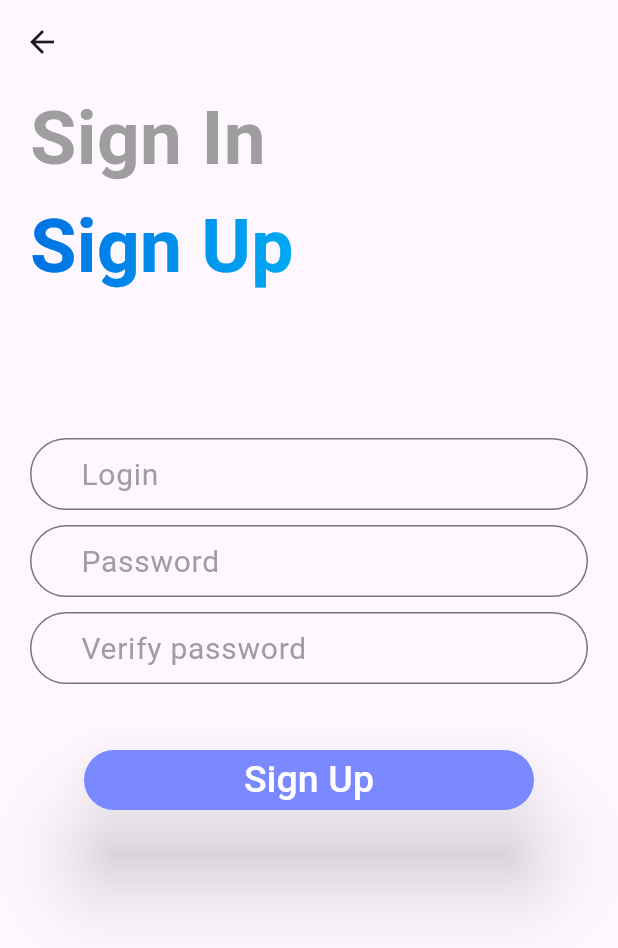
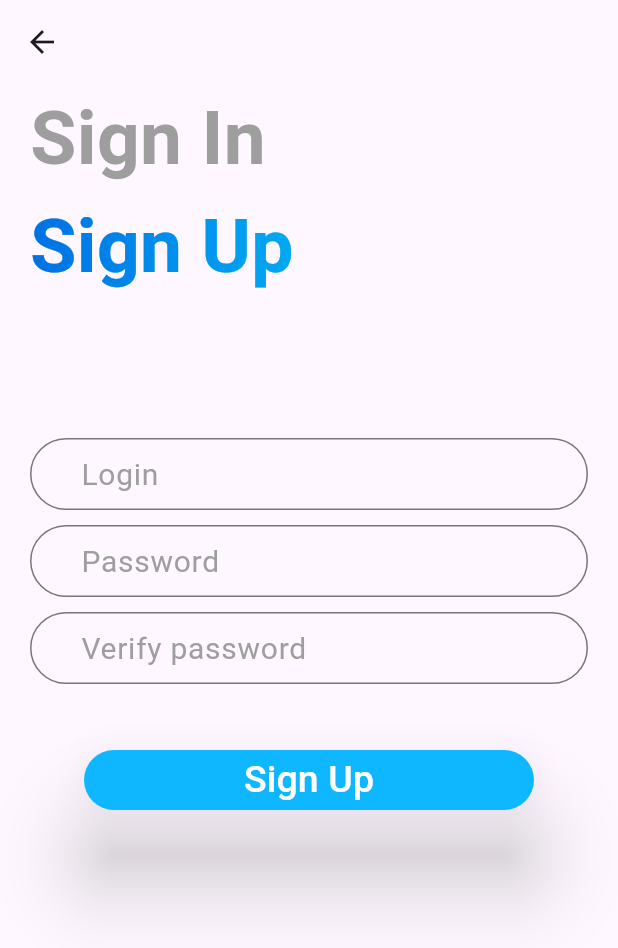
Before and after one commit to angelvlch/Flutter_Auth, a Flutter app: the RegistrationPageScreen screen opened by its route, on a phone screen of 412 x 824 dp. Shown: the top 948 px of the screen. Run offline on Flutter 3.47's test engine with Material 3 defaults, Android fonts, the phone set to English and light mode, and no system bars.

```diff
--- a/lib/features/auth_page/widgets/widgets.dart
+++ b/lib/features/auth_page/widgets/widgets.dart
@@ -1,3 +1,4 @@
 export 'text.dart';
 export 'forgot_password_label.dart';
 export 'botton_sign_in.dart';
+export 'botton_sign_up.dart';
--- a/lib/features/registration_page/view/registration_page_screen.dart
+++ b/lib/features/registration_page/view/registration_page_screen.dart
@@ -97,40 +97,7 @@ class _RegistrationPageScreenState extends State<RegistrationPageScreen> {
                   top: 40,
                 ),
               ),
-              Center(
-                child: Container(
-                  width: 300,
-                  child: ElevatedButton(
-                    style: ElevatedButton.styleFrom(
-                      elevation: 25,
-                      backgroundColor: Color.fromARGB(255, 122, 137, 255),
-                      shape: RoundedRectangleBorder(
-                        borderRadius: BorderRadius.circular(20.0),
-                      ),
-                      shadowColor: Colors.black,
-                    ),
-                    onPressed: () {
-                      if (_formKey.currentState!.validate()) {
-                        ScaffoldMessenger.of(context).showSnackBar(
-                          SnackBar(
-                            content: Text("Data accepted"),
-                            backgroundColor: Colors.green[400],
-                          ),
-                        );
-                      }
-                    },
-                    child: const Text(
-                      "Sign Up",
-                      textDirection: TextDirection.ltr,
-                      style: TextStyle(
-                        color: Colors.white,
-                        fontSize: 25,
-                        fontFamily: 'Roboto',
-                      ),
-                    ),
-                  ),
-                ),
-              ),
+              buttonSignUp(_formKey, context),
             ],
           ),
         ),
--- /dev/null
+++ b/lib/features/registration_page/widgets/buttonSignUp.dart
@@ -0,0 +1,38 @@
+import 'package:flutter/material.dart';
+
+Center buttonSignUp(GlobalKey<FormState> _formKey, BuildContext context) {
+  return Center(
+    child: Container(
+      width: 300,
+      child: ElevatedButton(
+        style: ElevatedButton.styleFrom(
+          elevation: 25,
+          backgroundColor: Color.fromRGBO(14, 183, 255, 1),
+          shape: RoundedRectangleBorder(
+            borderRadius: BorderRadius.circular(20.0),
+          ),
+          shadowColor: Colors.black,
+        ),
+        onPressed: () {
+          if (_formKey.currentState!.validate()) {
+            ScaffoldMessenger.of(context).showSnackBar(
+              SnackBar(
+                content: Text("Data accepted"),
+                backgroundColor: Colors.green[400],
+              ),
+            );
+          }
+        },
+        child: const Text(
+          "Sign Up",
+          textDirection: TextDirection.ltr,
+          style: TextStyle(
+            color: Colors.white,
+            fontSize: 25,
+            fontFamily: 'Roboto',
+          ),
+        ),
+      ),
+    ),
+  );
+}
--- a/lib/features/registration_page/widgets/widgets.dart
+++ b/lib/features/registration_page/widgets/widgets.dart
@@ -1 +1,2 @@
 export 'label.dart';
+export 'buttonSignUp.dart';
--- a/lib/router/router.dart
+++ b/lib/router/router.dart
@@ -1,7 +1,9 @@
 import 'package:auth/features/auth_page/auth_page.dart';
+import 'package:auth/features/empty_page/empty_page_screen.dart';
 import 'package:auth/features/registration_page/registration_page.dart';
 
 final routes = {
   '/': (context) => AuthPageScreen(),
   '/registration': (context) => RegistrationPageScreen(),
+  '/page': (context) => EmptyPageScreen(),
 };
```
Also changed, not shown: lib/features/auth_page/view/auth_page_screen.dart (+14 -9 lines), lib/features/auth_page/widgets/botton_sign_in.dart (+8 -2 lines), lib/features/auth_page/widgets/botton_sign_up.dart (added, +31 -0 lines), lib/features/empty_page/empty_page_screen.dart (added, +13 -0 lines).
